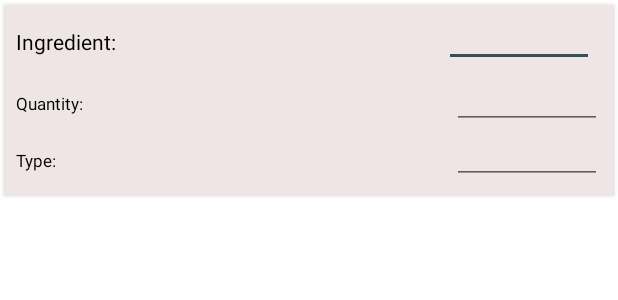
After one commit to hcshires/COMS-309, an Android app: the layout directions_cardview.xml on its own in the app's theme, with its tools: preview values and no code run, on a phone screen of 412 x 824 dp. The commit adds this screen. Shown: the top 300 px of the screen. Run offline under Robolectric (Android 15) with nearby library versions, the light colour scheme and no system bars; Roboto replaces fonts that are not available here.

Commit message:
Working on screen to be able to input directions

```diff
--- a/Frontend/FoodTime/app/src/main/AndroidManifest.xml
+++ b/Frontend/FoodTime/app/src/main/AndroidManifest.xml
@@ -15,6 +15,9 @@
         android:supportsRtl="true"
         android:theme="@style/Theme.FoodTime"
         tools:targetApi="31">
+        <activity
+            android:name=".ui.cookbook.AddDirectionActivity"
+            android:exported="false" />
         <activity
             android:name=".ui.cookbook.ViewRecipeActivity"
             android:exported="false" />
--- /dev/null
+++ b/Frontend/FoodTime/app/src/main/java/edu/iastate/cs309/hb6/foodtime/ui/cookbook/DirectionsAdapter.java
@@ -0,0 +1,4 @@
+package edu.iastate.cs309.hb6.foodtime.ui.cookbook;
+
+public class DirectionsAdapter {
+}
--- /dev/null
+++ b/Frontend/FoodTime/app/src/main/java/edu/iastate/cs309/hb6/foodtime/ui/cookbook/IngredientsAdapter.java
@@ -0,0 +1,4 @@
+package edu.iastate.cs309.hb6.foodtime.ui.cookbook;
+
+public class IngredientsAdapter {
+}
--- /dev/null
+++ b/Frontend/FoodTime/app/src/main/res/layout/directions_cardview.xml
@@ -0,0 +1,109 @@
+<?xml version="1.0" encoding="utf-8"?>
+<androidx.cardview.widget.CardView xmlns:android="http://schemas.android.com/apk/res/android"
+    xmlns:app="http://schemas.android.com/apk/res-auto"
+    xmlns:card_view="http://schemas.android.com/tools"
+    android:layout_width="wrap_content"
+    android:layout_height="wrap_content"
+    android:layout_margin="3dp"
+    android:elevation="3dp"
+    android:gravity="center_vertical"
+    app:cardBackgroundColor="@color/light_gray"
+    card_view:cardCornerRadius="12dp">
+
+    <RelativeLayout
+        android:id="@+id/rl_main"
+        android:layout_width="match_parent"
+        android:layout_height="wrap_content"
+        android:padding="7dp">
+
+        <RelativeLayout
+            android:id="@+id/rlProductName"
+            android:layout_marginRight="5dp"
+            android:layout_marginBottom="7dp"
+            android:layout_width="match_parent"
+            android:layout_height="wrap_content">
+
+            <TextView
+                android:layout_centerVertical="true"
+                android:id="@+id/txtProductName"
+                android:layout_width="match_parent"
+                android:layout_height="wrap_content"
+                android:text="Ingredient: "
+                android:textColor="@color/black"
+                android:textSize="14dp"
+                android:visibility="visible" />
+
+            <EditText
+                android:id="@+id/edtIngredient"
+                android:layout_width="100dp"
+                android:layout_height="wrap_content"
+                android:layout_alignParentRight="true"
+                android:padding="7dp"
+                android:textSize="14dp"/>
+
+
+        </RelativeLayout>
+
+        <RelativeLayout
+            android:id="@+id/rlQuantity"
+            android:layout_width="match_parent"
+            android:layout_height="wrap_content"
+            android:layout_below="@+id/rlProductName">
+
+            <TextView
+                android:layout_width="wrap_content"
+                android:layout_height="wrap_content"
+                android:layout_centerVertical="true"
+                android:layout_marginRight="5dp"
+                android:text="Quantity: "
+                android:textColor="@color/black"
+                android:textSize="11dp"
+                android:visibility="visible" />
+
+            <EditText
+                android:id="@+id/edtQuantity"
+                android:layout_width="100dp"
+                android:layout_height="wrap_content"
+                android:layout_alignParentRight="true"
+                android:hint=""
+                android:inputType="numberDecimal"
+                android:padding="7dp"
+                android:textColor="#53555b"
+                android:textColorHint="#53555b"
+                android:textSize="14dp" />
+
+        </RelativeLayout>
+
+        <RelativeLayout
+            android:id="@+id/rlType"
+            android:layout_width="match_parent"
+            android:layout_height="wrap_content"
+            android:layout_below="@+id/rlQuantity"
+            android:layout_marginTop="5dp">
+
+            <TextView
+                android:layout_width="wrap_content"
+                android:layout_height="wrap_content"
+                android:layout_centerVertical="true"
+                android:layout_marginRight="5dp"
+                android:text="Type: "
+                android:textColor="@color/black"
+                android:textSize="11dp"
+                android:visibility="visible" />
+
+            <EditText
+                android:id="@+id/edtPrice"
+                android:layout_width="100dp"
+                android:layout_height="wrap_content"
+                android:layout_alignParentRight="true"
+                android:hint=""
+                android:padding="7dp"
+                android:textColor="#53555b"
+                android:textColorHint="#53555b"
+                android:textSize="12dp" />
+
+        </RelativeLayout>
+
+
+    </RelativeLayout>
+</androidx.cardview.widget.CardView>
--- a/Frontend/FoodTime/app/src/main/res/values/colors.xml
+++ b/Frontend/FoodTime/app/src/main/res/values/colors.xml
@@ -15,4 +15,5 @@
     <color name="white">#FFFFFFFF</color>
     <color name="gray">#676767</color>
     <color name="green">#B0FFB0</color>
+    <color name="light_gray">#EFE5E5</color>
 </resources>
```
Also changed, not shown: Frontend/FoodTime/app/src/main/java/edu/iastate/cs309/hb6/foodtime/ui/cookbook/AddDirectionActivity.java (added, +16 -0 lines), Frontend/FoodTime/app/src/main/res/layout/activity_add_direction.xml (added, +43 -0 lines).
